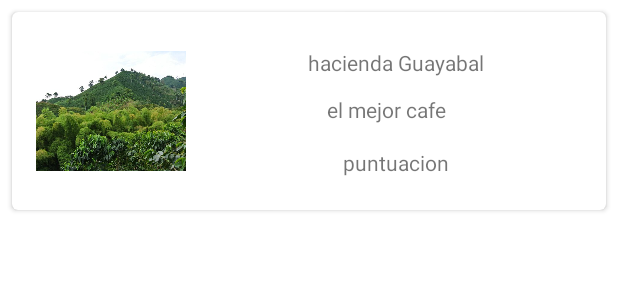
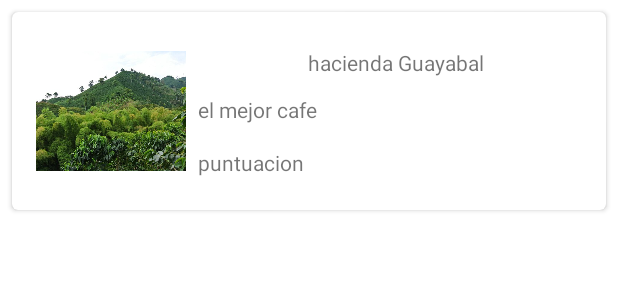
Before and after one commit to ironiante/chinchina_Explora, an Android app: the layout card_view_sitio_item.xml on its own in the app's theme, with its tools: preview values and no code run, on a phone screen of 412 x 824 dp. Shown: the top 300 px of the screen. Run offline under Robolectric (Android 15) with nearby library versions, the phone set to English and light mode, and no system bars.

Commit message:
Se modifica el estilo de la descripción y puntuación, así como se sube la imagen de la hacienda Sinai

```diff
--- a/app/src/main/assets/data.json
+++ b/app/src/main/assets/data.json
@@ -27,6 +27,6 @@
       "Nombre del lugar":"Granja Pinares  ",
       "Descripción":"Ganadería - Porcicultura -Especies menores Restaurante - Piscicultura",
       "Puntuación" : 4.9,
-      "urlpicture":"https://dynamic-media-cdn.tripadvisor.com/media/photo-o/11/4c/c6/b7/granja-pinares.jpg"
+      "urlpicture":"https://i.ibb.co/n8nsMxR/granjapinares.jpg"
    }
 ]
--- a/app/src/main/res/layout/card_view_sitio_item.xml
+++ b/app/src/main/res/layout/card_view_sitio_item.xml
@@ -39,7 +39,7 @@
             <TextView
                 android:id="@+id/name_text_View"
                 android:layout_width="wrap_content"
-                android:layout_height="wrap_content"
+                android:layout_height="0dp"
                 android:layout_marginTop="24dp"
                 android:text="@string/nombre_sitio"
                 app:layout_constraintEnd_toEndOf="parent"
@@ -48,9 +48,11 @@
 
             <TextView
                 android:id="@+id/descripcion_text_View"
-                android:layout_width="wrap_content"
+                android:layout_width="0dp"
                 android:layout_height="wrap_content"
+                android:layout_marginStart="8dp"
                 android:layout_marginTop="12dp"
+                android:layout_marginEnd="8dp"
                 android:text="@string/descripcion"
                 app:layout_constraintEnd_toEndOf="parent"
                 app:layout_constraintHorizontal_bias="0.467"
@@ -59,11 +61,13 @@
 
             <TextView
                 android:id="@+id/puntuacion_text_view"
-                android:layout_width="wrap_content"
+                android:layout_width="0dp"
                 android:layout_height="wrap_content"
+                android:layout_marginStart="8dp"
                 android:layout_marginTop="16dp"
+                android:layout_marginEnd="8dp"
                 android:text="puntuacion"
-                android:textAlignment="center"
+                android:textAlignment="gravity"
                 app:layout_constraintEnd_toEndOf="parent"
                 app:layout_constraintStart_toEndOf="@+id/picture_image_View"
                 app:layout_constraintTop_toBottomOf="@+id/descripcion_text_View" />
--- a/app/src/main/res/values/strings.xml
+++ b/app/src/main/res/values/strings.xml
@@ -1,5 +1,5 @@
 <resources>
-    <string name="app_name">sprint2_entrega_final</string>
+    <string name="app_name">Chinchina Explora</string>
     <string name="nombre_sitio">hacienda Guayabal</string>
     <string name="descripcion">el mejor cafe</string>
 </resources>
```
